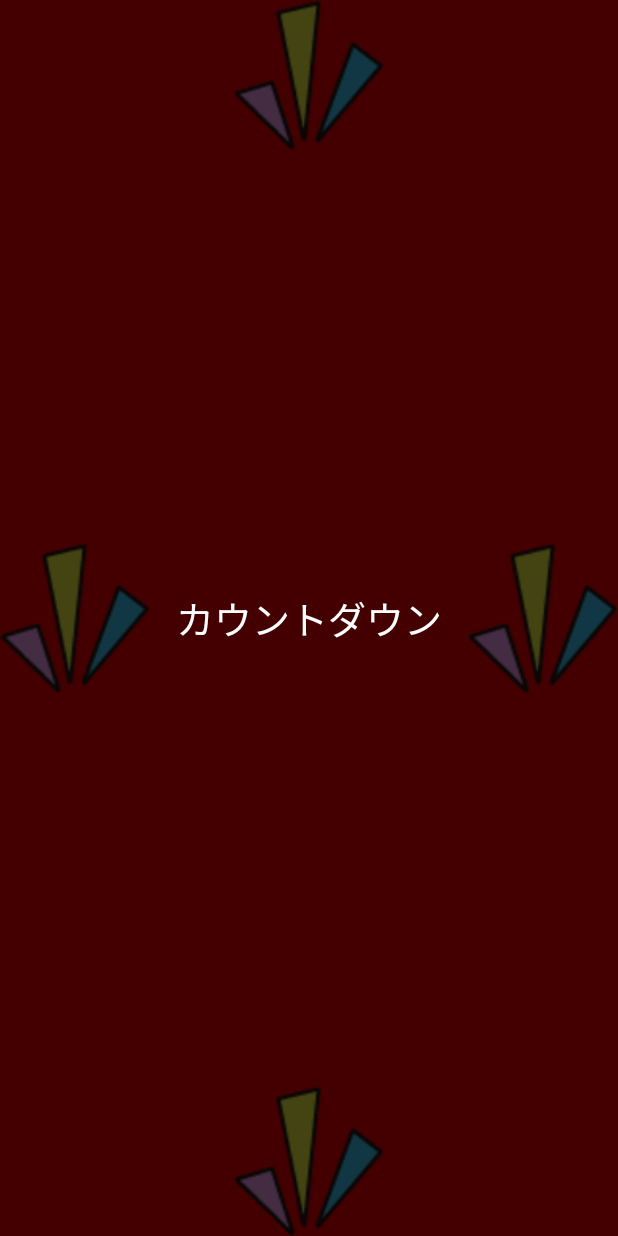
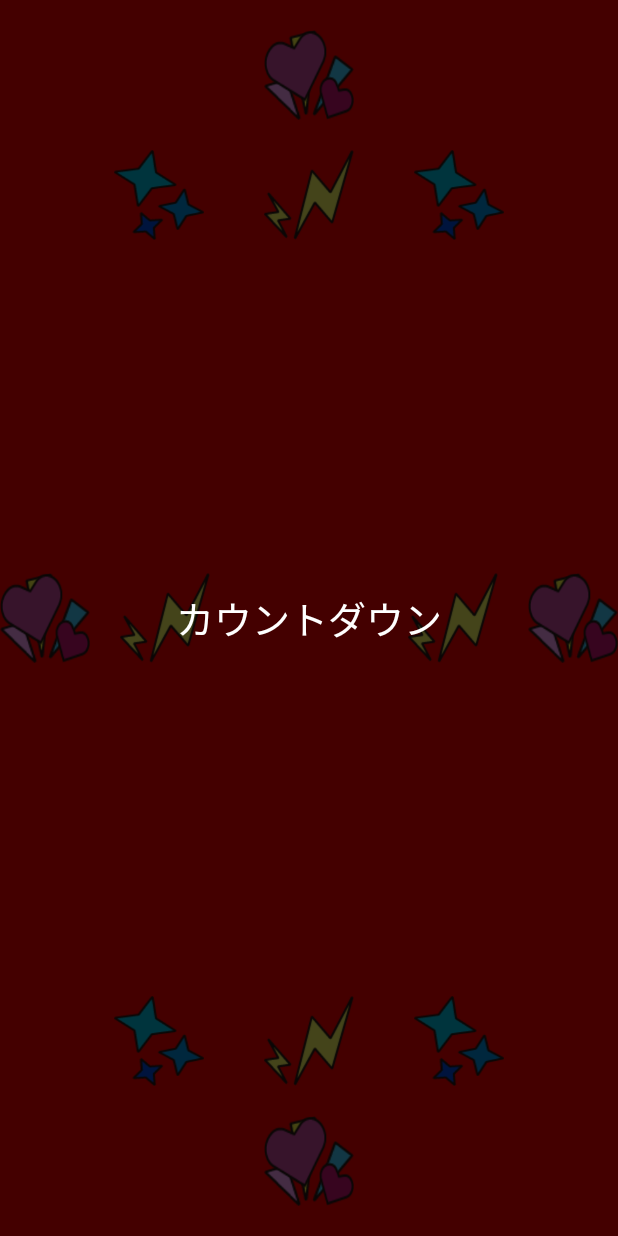
Before and after one commit to akitoshi-n/tmga_2, an Android app: the layout activity_live_view.xml on its own in the app's theme, with its tools: preview values and no code run, on a phone screen of 412 x 824 dp. Run offline under Robolectric (Android 15) with nearby library versions, the phone set to English and light mode, and no system bars.

Commit message:
fix design

```diff
--- a/app/src/main/res/layout/activity_live_view.xml
+++ b/app/src/main/res/layout/activity_live_view.xml
@@ -20,34 +20,145 @@
         android:layout_height="match_parent">
 
         <ImageView
-            android:id="@+id/effect_image_3"
-            android:layout_width="100dp"
-            android:layout_height="100dp"
+            android:id="@+id/effect1_image_3"
+            android:layout_width="60dp"
+            android:layout_height="60dp"
+            android:layout_marginTop="20dp"
             android:background="@drawable/effect1"
             android:layout_alignParentTop="true"
-            android:layout_centerHorizontal="true"/>
+            android:layout_centerHorizontal="true" />
 
         <ImageView
-            android:id="@+id/effect_image_0"
-            android:layout_width="100dp"
-            android:layout_height="100dp"
+            android:id="@+id/effect1_image_0"
+            android:layout_width="60dp"
+            android:layout_height="60dp"
             android:background="@drawable/effect1"
             android:layout_alignParentRight="true"
             android:layout_centerVertical="true"/>
 
         <ImageView
-            android:id="@+id/effect_image_1"
-            android:layout_width="100dp"
-            android:layout_height="100dp"
+            android:id="@+id/effect1_image_1"
+            android:layout_width="60dp"
+            android:layout_height="60dp"
+            android:layout_marginBottom="20dp"
             android:background="@drawable/effect1"
             android:layout_alignParentBottom="true"
             android:layout_centerHorizontal="true"/>
 
         <ImageView
-            android:id="@+id/effect_image_2"
-            android:layout_width="100dp"
-            android:layout_height="100dp"
+            android:id="@+id/effect1_image_2"
+            android:layout_width="60dp"
+            android:layout_height="60dp"
             android:background="@drawable/effect1"
+            android:layout_alignParentLeft="true"
+            android:layout_centerVertical="true"/>
+
+        <ImageView
+            android:id="@+id/effect2_image_3"
+            android:layout_width="60dp"
+            android:layout_height="60dp"
+            android:layout_marginTop="100dp"
+            android:background="@drawable/effect2"
+            android:layout_alignParentTop="true"
+            android:layout_centerHorizontal="true" />
+
+        <ImageView
+            android:id="@+id/effect2_image_0"
+            android:layout_width="60dp"
+            android:layout_height="60dp"
+            android:layout_marginRight="80dp"
+            android:background="@drawable/effect2"
+            android:layout_alignParentRight="true"
+            android:layout_centerVertical="true"/>
+
+        <ImageView
+            android:id="@+id/effect2_image_1"
+            android:layout_width="60dp"
+            android:layout_height="60dp"
+            android:layout_marginBottom="100dp"
+            android:background="@drawable/effect2"
+            android:layout_alignParentBottom="true"
+            android:layout_centerHorizontal="true"/>
+
+        <ImageView
+            android:id="@+id/effect2_image_2"
+            android:layout_width="60dp"
+            android:layout_height="60dp"
+            android:layout_marginLeft="80dp"
+            android:background="@drawable/effect2"
+            android:layout_alignParentLeft="true"
+            android:layout_centerVertical="true"/>
+
+        <ImageView
+            android:id="@+id/effect3_image_3"
+            android:layout_width="60dp"
+            android:layout_height="60dp"
+            android:background="@drawable/effect3"
+            android:layout_alignParentTop="true"
+            android:layout_toRightOf="@id/effect1_image_3"
+            android:layout_marginTop="100dp"
+            android:layout_marginLeft="40dp" />
+
+        <ImageView
+            android:id="@+id/effect3_image_0"
+            android:layout_width="60dp"
+            android:layout_height="60dp"
+            android:background="@drawable/effect3"
+            android:layout_toRightOf="@id/effect1_image_1"
+            android:layout_alignParentBottom="true"
+            android:layout_marginBottom="100dp"
+            android:layout_marginLeft="40dp"/>
+
+        <ImageView
+            android:id="@+id/effect3_image_1"
+            android:layout_width="60dp"
+            android:layout_height="60dp"
+            android:background="@drawable/effect3"
+            android:layout_toLeftOf="@id/effect1_image_1"
+            android:layout_alignParentBottom="true"
+            android:layout_marginBottom="100dp"
+            android:layout_marginRight="40dp"/>
+
+        <ImageView
+            android:id="@+id/effect3_image_2"
+            android:layout_width="60dp"
+            android:layout_height="60dp"
+            android:background="@drawable/effect3"
+            android:layout_toLeftOf="@id/effect1_image_3"
+            android:layout_marginTop="100dp"
+            android:layout_marginRight="40dp"/>
+
+        <ImageView
+            android:id="@+id/effect4_image_3"
+            android:layout_width="60dp"
+            android:layout_height="60dp"
+            android:layout_marginTop="20dp"
+            android:background="@drawable/effect4"
+            android:layout_alignParentTop="true"
+            android:layout_centerHorizontal="true" />
+
+        <ImageView
+            android:id="@+id/effect4_image_0"
+            android:layout_width="60dp"
+            android:layout_height="60dp"
+            android:background="@drawable/effect4"
+            android:layout_alignParentRight="true"
+            android:layout_centerVertical="true"/>
+
+        <ImageView
+            android:id="@+id/effect4_image_1"
+            android:layout_width="60dp"
+            android:layout_height="60dp"
+            android:layout_marginBottom="20dp"
+            android:background="@drawable/effect4"
+            android:layout_alignParentBottom="true"
+            android:layout_centerHorizontal="true"/>
+
+        <ImageView
+            android:id="@+id/effect4_image_2"
+            android:layout_width="60dp"
+            android:layout_height="60dp"
+            android:background="@drawable/effect4"
             android:layout_alignParentLeft="true"
             android:layout_centerVertical="true"/>
 
```
